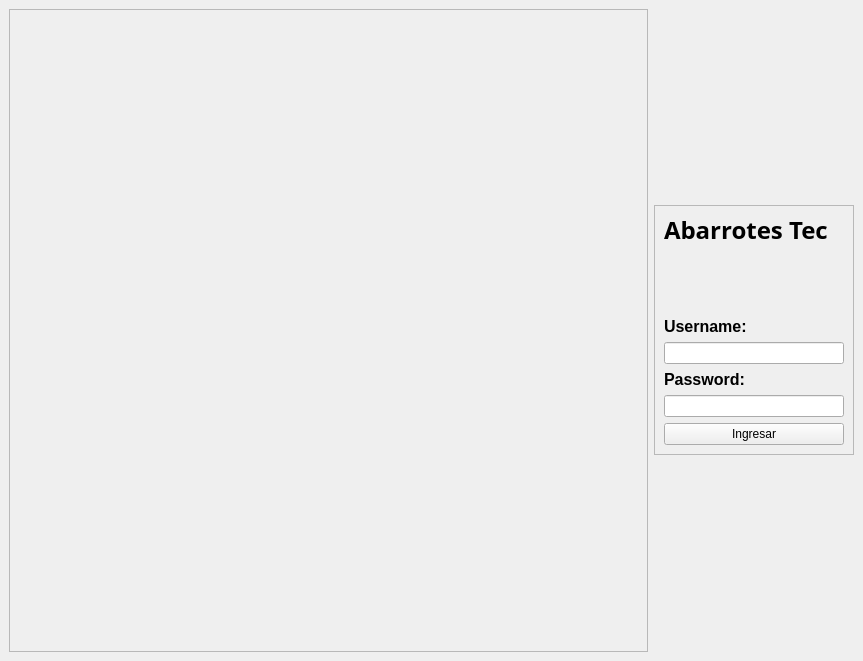
Before: the Qt Designer form views/login.ui in LizMadrid/puntodeventa, drawn with Qt 5.
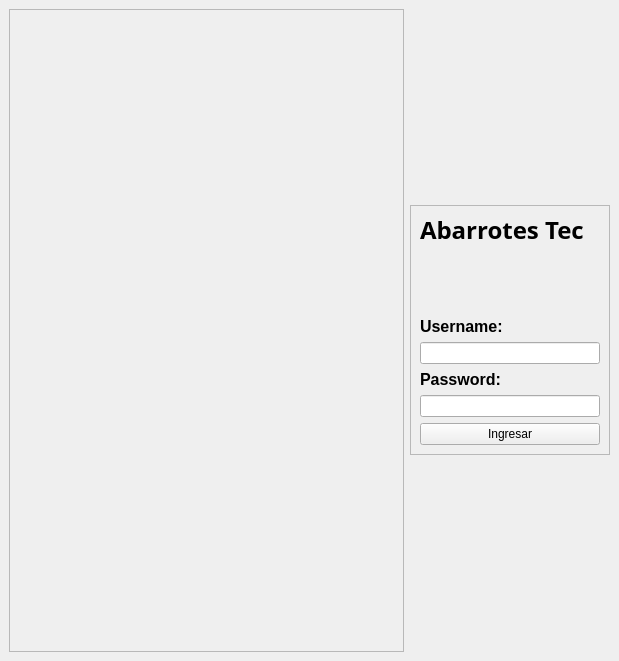
After: the same form once the commit is applied. Icons and pictures are not drawn.

Patch:
```diff
--- a/views/login.ui
+++ b/views/login.ui
@@ -6,7 +6,7 @@
    <rect>
     <x>0</x>
     <y>0</y>
-    <width>863</width>
+    <width>619</width>
     <height>661</height>
    </rect>
   </property>
@@ -17,6 +17,9 @@
    <layout class="QHBoxLayout" name="horizontalLayout">
     <item>
      <widget class="QFrame" name="frame">
+      <property name="styleSheet">
+       <string notr="true">border-image: url(&quot;img/fondo.jpg&quot;);</string>
+      </property>
       <property name="frameShape">
        <enum>QFrame::StyledPanel</enum>
       </property>
```
Left out of the diff: 4 changed lines with no effect on the pictures.
